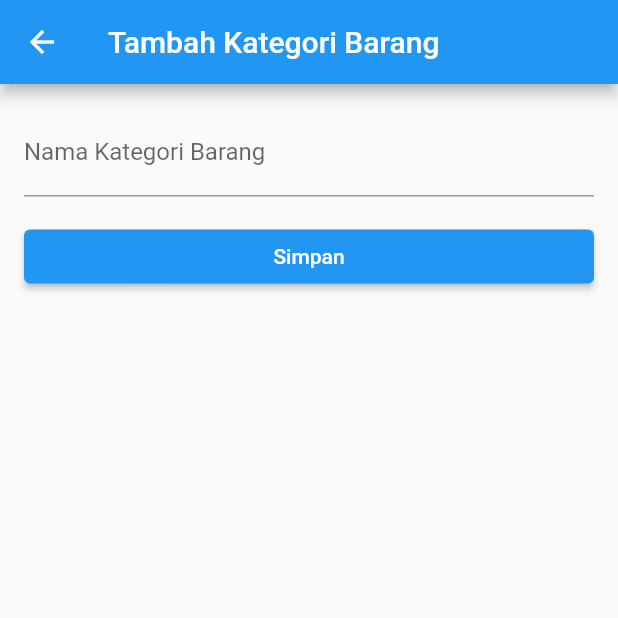
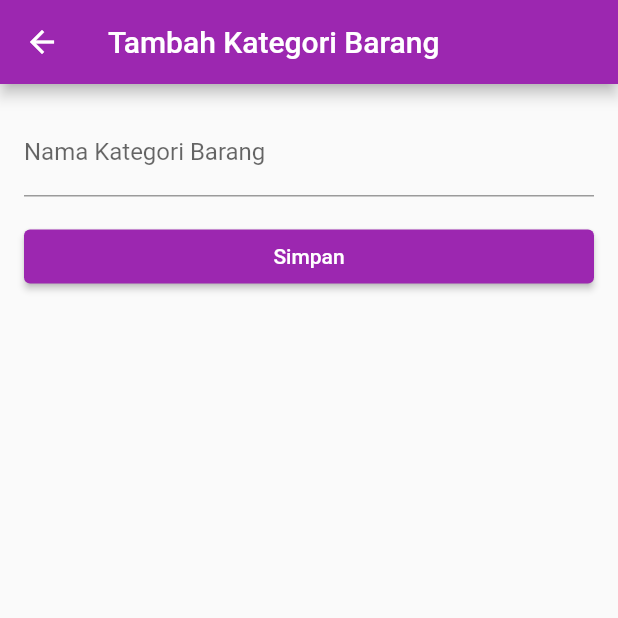
Before and after one commit to Magaretha14/exerciseapi_002, a Flutter app: the screen it shows after launch, after a tap on the "add" icon, on a phone screen of 412 x 824 dp, the top half of it. Run offline on Flutter 3.47's test engine with Material 2 defaults, Android fonts, the phone set to English and light mode, and no system bars; network calls fail.

Commit message:
add snackbar for delete dan change the theme color

```diff
--- a/lib/main.dart
+++ b/lib/main.dart
@@ -13,7 +13,7 @@ class MyApp extends StatelessWidget {
     return MaterialApp(
       debugShowCheckedModeBanner: false,
       theme: ThemeData(
-        primarySwatch: Colors.blue,
+        primarySwatch: Colors.purple,
       ),
       home: const KategoriBarang(),
     );
--- a/lib/view/kategori_barang.dart
+++ b/lib/view/kategori_barang.dart
@@ -70,6 +70,10 @@ class _KategoriBarangState extends State<KategoriBarang> {
                         setState(() {
                           listKategoriBarang.removeAt(index);
                         });
+
+                        var snackBar = const SnackBar(
+                            content: Text('Data Berhasil Dihapus'));
+                        ScaffoldMessenger.of(context).showSnackBar(snackBar);
                       },
                       icon: const Icon(Icons.delete))
                 ],
```
